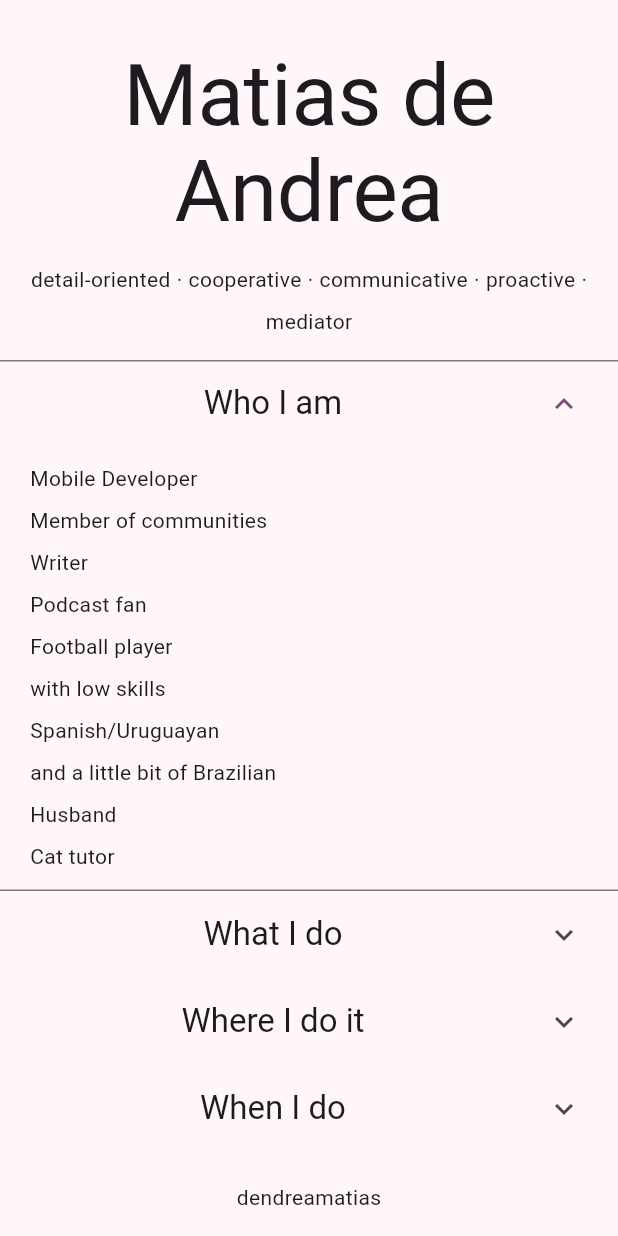
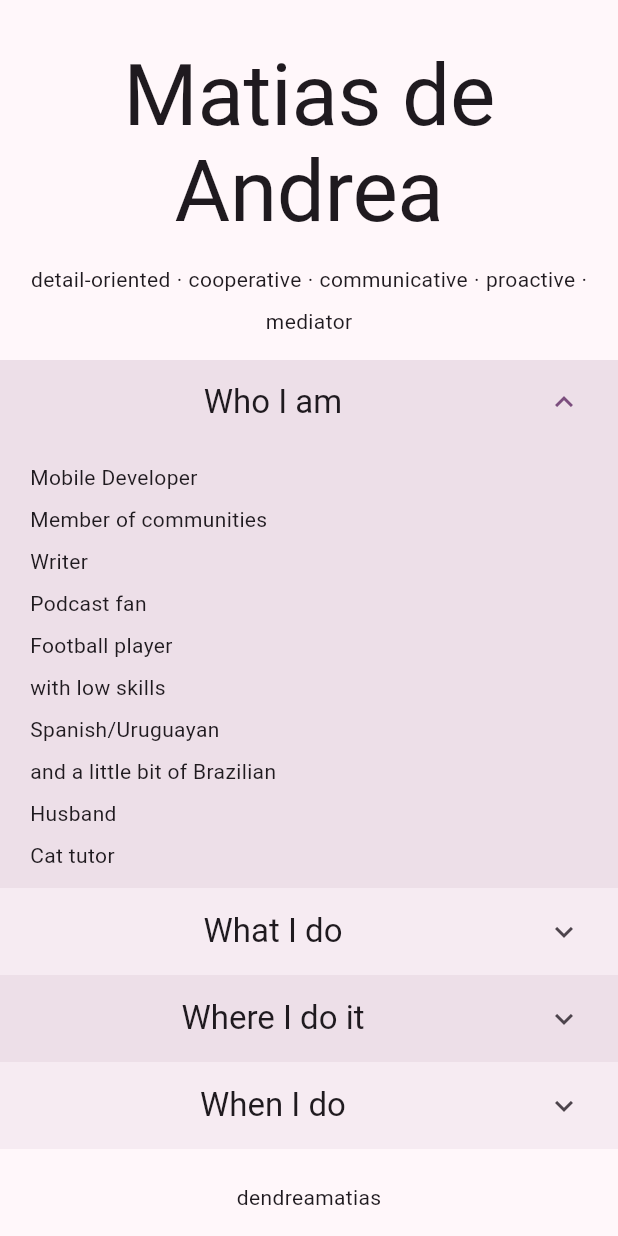
Before and after one commit to deandreamatias/portfolio, a Flutter app: the screen it shows after launch, after a tap on "Who I am", on a phone screen of 412 x 824 dp. Run offline on Flutter 3.47's test engine with Material 3 defaults, Android fonts, the light colour scheme and no system bars; our stand-ins replace google_fonts; generated files the repository leaves out were written again; Roboto replaces fonts that are missing (Asap, Geologica).

Commit message:
feat: apply colors

```diff
--- a/lib/ui/shared/theme.dart
+++ b/lib/ui/shared/theme.dart
@@ -506,6 +506,10 @@
       onErrorContainer: onErrorContainer,
       surface: surface,
       onSurface: onSurface,
+      surfaceContainer: surfaceContainer,
+      surfaceContainerLowest: surfaceContainerLowest,
+      surfaceContainerLow: surfaceContainerLow,
+      surfaceContainerHigh: surfaceContainerHigh,
       surfaceContainerHighest: surfaceVariant,
       onSurfaceVariant: onSurfaceVariant,
       outline: outline,
@@ -515,6 +519,21 @@
       inverseSurface: inverseSurface,
       onInverseSurface: inverseOnSurface,
       inversePrimary: inversePrimary,
+      surfaceBright: surfaceBright,
+      surfaceDim: surfaceDim,
+      surfaceTint: surfaceTint,
+      primaryFixed: primaryFixed,
+      onPrimaryFixed: onPrimaryFixed,
+      primaryFixedDim: primaryFixedDim,
+      onPrimaryFixedVariant: onPrimaryFixedVariant,
+      secondaryFixed: secondaryFixed,
+      onSecondaryFixed: onSecondaryFixed,
+      secondaryFixedDim: secondaryFixedDim,
+      onSecondaryFixedVariant: onSecondaryFixedVariant,
+      tertiaryFixed: tertiaryFixed,
+      onTertiaryFixed: onTertiaryFixed,
+      tertiaryFixedDim: tertiaryFixedDim,
+      onTertiaryFixedVariant: onTertiaryFixedVariant,
     );
   }
 }
--- a/lib/ui/views/home.dart
+++ b/lib/ui/views/home.dart
@@ -20,7 +20,8 @@
       body: Column(
         mainAxisAlignment: MainAxisAlignment.center,
         children: <Widget>[
-          const Expanded(child: Column(children: [Header(), Content()])),
+          const Expanded(
+              child: Column(children: [Header(), Flexible(child: Content())])),
           if (!context.isLarge)
             const Align(alignment: Alignment.bottomCenter, child: Username())
         ],
--- a/lib/ui/widgets/content.dart
+++ b/lib/ui/widgets/content.dart
@@ -7,10 +7,12 @@
 class ContentModel {
   final String title;
   final List<String> content;
+  final Color color;
 
   const ContentModel({
     required this.title,
     this.content = const [],
+    required this.color,
   })  : assert(content.length > 0, 'Content must not be empty'),
         assert(title.length > 0, 'Title must not be empty');
 }
@@ -22,6 +24,7 @@
   Widget build(BuildContext context) {
     final List<ContentModel> content = [
       ContentModel(
+        color: Theme.of(context).colorScheme.surfaceContainerHighest,
         title: AppLocalizations.of(context)!.who_title,
         content: [
           AppLocalizations.of(context)!.who_is_mobile,
@@ -37,6 +40,7 @@
         ],
       ),
       ContentModel(
+        color: Theme.of(context).colorScheme.surfaceContainer,
         title: AppLocalizations.of(context)!.what_title,
         content: [
           AppLocalizations.of(context)!.what_mobile,
@@ -49,6 +53,7 @@
         ],
       ),
       ContentModel(
+        color: Theme.of(context).colorScheme.surfaceContainerHighest,
         title: AppLocalizations.of(context)!.where_title,
         content: [
           AppLocalizations.of(context)!.where_live,
@@ -63,6 +68,7 @@
         ],
       ),
       ContentModel(
+        color: Theme.of(context).colorScheme.surfaceContainer,
         title: AppLocalizations.of(context)!.when_title,
         content: [
           AppLocalizations.of(context)!.when_age(29),
@@ -78,10 +84,10 @@
               mainAxisSize: MainAxisSize.min,
               crossAxisAlignment: CrossAxisAlignment.start,
               children: <Widget>[
-                Flexible(child: _ColumnContent(contentModel: content[0])),
-                Flexible(child: _ColumnContent(contentModel: content[1])),
-                Flexible(child: _ColumnContent(contentModel: content[2])),
-                Flexible(child: _ColumnContent(contentModel: content[3])),
+                Expanded(child: _ColumnContent(contentModel: content[0])),
+                Expanded(child: _ColumnContent(contentModel: content[1])),
+                Expanded(child: _ColumnContent(contentModel: content[2])),
+                Expanded(child: _ColumnContent(contentModel: content[3])),
               ],
             ),
           )
@@ -102,7 +108,12 @@
 
   @override
   Widget build(BuildContext context) {
-    return Padding(
+    return LayoutBuilder(builder: (context, constraints) {
+      return SizedBox(
+        height: constraints.maxHeight,
+        child: ColoredBox(
+          color: contentModel.color,
+          child: Padding(
             padding: const EdgeInsets.all(8),
             child: Column(
               mainAxisAlignment: MainAxisAlignment.start,
@@ -120,7 +131,10 @@
                   ),
               ],
             ),
+          ),
+        ),
       );
+    });
   }
 }
 
@@ -133,6 +147,9 @@
     return ExpansionTile(
       childrenPadding: const EdgeInsets.symmetric(vertical: 8, horizontal: 16),
       expandedCrossAxisAlignment: CrossAxisAlignment.start,
+      collapsedBackgroundColor: contentModel.color,
+      backgroundColor: contentModel.color,
+      shape: const RoundedRectangleBorder(),
       title: TitleLargeText(contentModel.title),
       children: <Widget>[
         for (final String item in contentModel.content)
--- a/lib/ui/widgets/header.dart
+++ b/lib/ui/widgets/header.dart
@@ -22,8 +22,12 @@
       Constants.separator,
       AppLocalizations.of(context)!.skills_five,
     ];
-    return Padding(
+    return ColoredBox(
+      color: Theme.of(context).colorScheme.surface,
+      child: Padding(
         padding: const EdgeInsets.all(16),
+        child: SizedBox(
+          width: double.infinity,
           child: Column(
             mainAxisAlignment: MainAxisAlignment.center,
             children: <Widget>[
@@ -37,10 +41,13 @@
                 alignment: WrapAlignment.center,
                 spacing: 4,
                 runSpacing: 8,
-            children:
-                skills.map((String skill) => BodyMediumText(skill)).toList(),
+                children: skills
+                    .map((String skill) => BodyMediumText(skill))
+                    .toList(),
               ),
             ],
+          ),
+        ),
       ),
     );
   }
--- a/lib/ui/widgets/text/display_large_text.dart
+++ b/lib/ui/widgets/text/display_large_text.dart
@@ -10,7 +10,9 @@
     return Text(
       text,
       textAlign: TextAlign.center,
-      style: Theme.of(context).textTheme.displayLarge,
+      style: Theme.of(context).textTheme.displayLarge?.copyWith(
+            color: Theme.of(context).colorScheme.onSurface,
+          ),
     );
   }
 }
```
Lines whose indentation alone changed are shown as unchanged.
